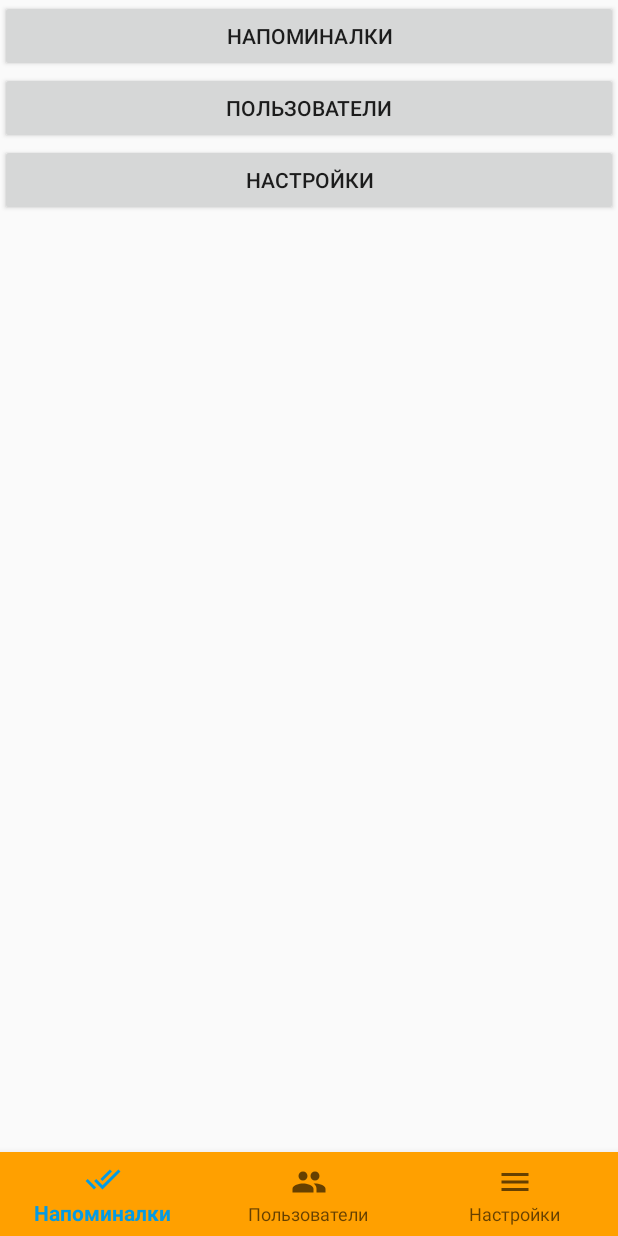
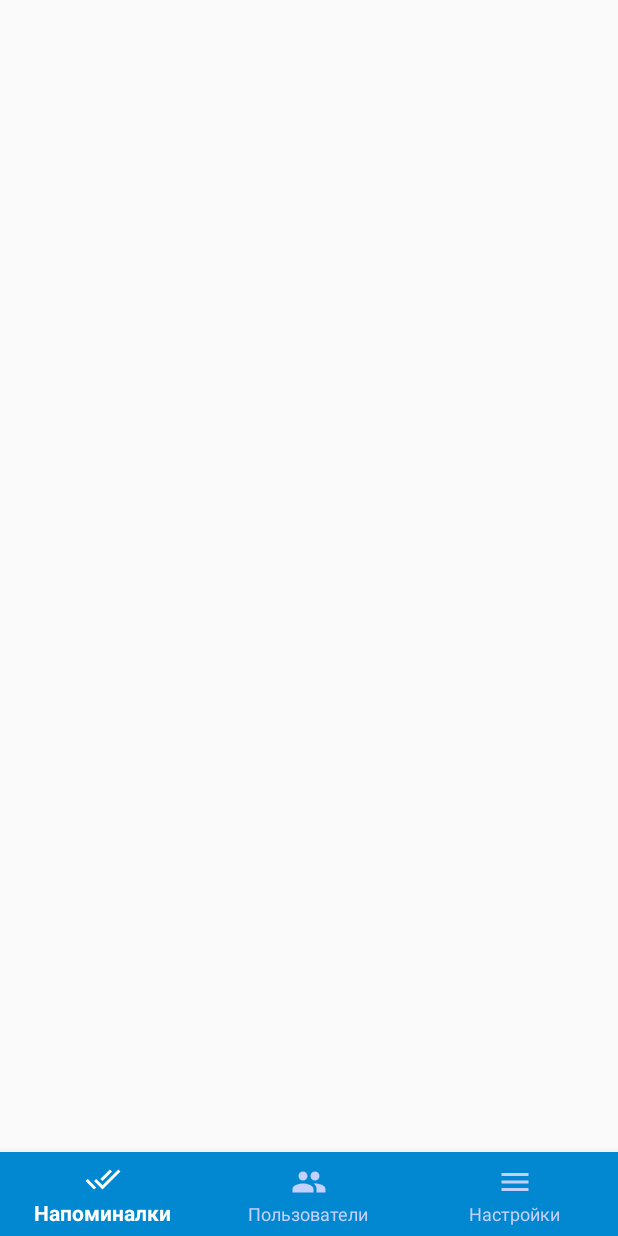
Before and after one commit to amavr/Femory.Test, an Android app: the screen it shows after launch once a user with an empty profile is signed in (MainActivity), on a phone screen of 412 x 824 dp. Run offline under Robolectric (Android 15) with nearby library versions, the phone set to English and light mode, and no system bars; our stand-ins replace Firebase (no records; nobody signed in at launch, a user with empty details on screens opened directly), navigation-ui.

Commit message:
Корректные цвета нижнего меню

```diff
--- a/app/src/main/java/com/amavr/femory/MainActivity.java
+++ b/app/src/main/java/com/amavr/femory/MainActivity.java
@@ -2,20 +2,15 @@ package com.amavr.femory;
 
 import androidx.annotation.NonNull;
 import androidx.appcompat.app.AppCompatActivity;
-import androidx.appcompat.widget.Toolbar;
 import androidx.navigation.NavController;
 import androidx.navigation.Navigation;
-import androidx.navigation.ui.AppBarConfiguration;
 import androidx.navigation.ui.NavigationUI;
 
 import android.content.Intent;
 import android.os.Bundle;
 import android.util.Log;
-import android.view.View;
 import android.widget.Button;
 
-import com.amavr.tools.XMem;
-import com.google.android.gms.auth.api.signin.GoogleSignInClient;
 import com.google.android.gms.tasks.OnCompleteListener;
 import com.google.android.gms.tasks.Task;
 import com.google.android.material.bottomnavigation.BottomNavigationView;
@@ -43,7 +38,7 @@ public class MainActivity extends AppCompatActivity {
             goToAuth();
         }
 
-        NavController navController = Navigation.findNavController(this, R.id.navFragment);
+        NavController navController = Navigation.findNavController(this, R.id.hostNavFragment);
         BottomNavigationView bottomNav = findViewById(R.id.bottomNav);
         NavigationUI.setupWithNavController(bottomNav, navController);
 
--- a/app/src/main/java/com/amavr/femory/NavFragment.java
+++ b/app/src/main/java/com/amavr/femory/NavFragment.java
@@ -69,26 +69,26 @@ public class NavFragment extends Fragment {
         View navView = inflater.inflate(R.layout.fragment_nav, container, false);
         nc = NavHostFragment.findNavController(this);
 
-        navView.findViewById(R.id.btnTasks).setOnClickListener(new View.OnClickListener() {
-            @Override
-            public void onClick(View v) {
-                nc.navigate(R.id.tasksFragment);
-            }
-        });
-
-        navView.findViewById(R.id.btnUsers).setOnClickListener(new View.OnClickListener() {
-            @Override
-            public void onClick(View v) {
-                nc.navigate(R.id.usersFragment);
-            }
-        });
-
-        navView.findViewById(R.id.btnOptions).setOnClickListener(new View.OnClickListener() {
-            @Override
-            public void onClick(View v) {
-                nc.navigate(R.id.optionsFragment);
-            }
-        });
+//        navView.findViewById(R.id.btnTasks).setOnClickListener(new View.OnClickListener() {
+//            @Override
+//            public void onClick(View v) {
+//                nc.navigate(R.id.tasksFragment);
+//            }
+//        });
+//
+//        navView.findViewById(R.id.btnUsers).setOnClickListener(new View.OnClickListener() {
+//            @Override
+//            public void onClick(View v) {
+//                nc.navigate(R.id.usersFragment);
+//            }
+//        });
+//
+//        navView.findViewById(R.id.btnOptions).setOnClickListener(new View.OnClickListener() {
+//            @Override
+//            public void onClick(View v) {
+//                nc.navigate(R.id.optionsFragment);
+//            }
+//        });
 
         return navView;
     }
--- /dev/null
+++ b/app/src/main/res/color/bnv_tab_item_foreground.xml
@@ -0,0 +1,5 @@
+<?xml version="1.0" encoding="utf-8"?>
+<selector xmlns:android="http://schemas.android.com/apk/res/android">
+    <item android:state_checked="true" android:color="@color/colorSelected" />
+    <item android:color="@color/colorNotSelected"/>
+</selector>
--- a/app/src/main/res/layout/activity_main.xml
+++ b/app/src/main/res/layout/activity_main.xml
@@ -19,7 +19,7 @@
 <!--        app:layout_constraintVertical_bias="0.023" />-->
 
     <fragment
-        android:id="@+id/navFragment"
+        android:id="@+id/hostNavFragment"
         android:name="androidx.navigation.fragment.NavHostFragment"
         android:layout_width="0dp"
         android:layout_height="wrap_content"
@@ -34,10 +34,12 @@
         android:layout_width="0dp"
         android:layout_height="wrap_content"
         android:animationCache="true"
-        android:background="@color/colorAccent"
+        android:background="@color/colorPrimaryDark"
         app:layout_constraintBottom_toBottomOf="parent"
         app:layout_constraintEnd_toEndOf="parent"
         app:layout_constraintStart_toStartOf="parent"
+        app:itemTextColor="@color/bnv_tab_item_foreground"
+        app:itemIconTint="@color/bnv_tab_item_foreground"
         app:menu="@menu/drawer_menu" />
 
     <!--    <com.google.android.material.bottomnavigation.BottomNavigationView-->
--- a/app/src/main/res/layout/fragment_nav.xml
+++ b/app/src/main/res/layout/fragment_nav.xml
@@ -6,22 +6,22 @@
     android:orientation="vertical"
     tools:context=".NavFragment">
 
-    <Button
-        android:id="@+id/btnTasks"
-        android:text="@string/tasks_name"
-        android:layout_width="match_parent"
-        android:layout_height="wrap_content" />
+<!--    <Button-->
+<!--        android:id="@+id/btnTasks"-->
+<!--        android:text="@string/tasks_name"-->
+<!--        android:layout_width="match_parent"-->
+<!--        android:layout_height="wrap_content" />-->
 
-    <Button
-        android:id="@+id/btnUsers"
-        android:text="@string/users_name"
-        android:layout_width="match_parent"
-        android:layout_height="wrap_content" />
+<!--    <Button-->
+<!--        android:id="@+id/btnUsers"-->
+<!--        android:text="@string/users_name"-->
+<!--        android:layout_width="match_parent"-->
+<!--        android:layout_height="wrap_content" />-->
 
-    <Button
-        android:id="@+id/btnOptions"
-        android:text="@string/options_name"
-        android:layout_width="match_parent"
-        android:layout_height="wrap_content" />
+<!--    <Button-->
+<!--        android:id="@+id/btnOptions"-->
+<!--        android:text="@string/options_name"-->
+<!--        android:layout_width="match_parent"-->
+<!--        android:layout_height="wrap_content" />-->
 
 </LinearLayout>
--- a/app/src/main/res/navigation/routes.xml
+++ b/app/src/main/res/navigation/routes.xml
@@ -3,10 +3,10 @@
     xmlns:app="http://schemas.android.com/apk/res-auto"
     xmlns:tools="http://schemas.android.com/tools"
     android:id="@+id/nav_graph"
-    app:startDestination="@id/navFragment">
+    app:startDestination="@id/hostNavFragment">
 
     <fragment
-        android:id="@+id/navFragment"
+        android:id="@+id/hostNavFragment"
         android:name="com.amavr.femory.NavFragment"
         android:label="Меню"
         tools:layout="@layout/fragment_nav" >
--- a/app/src/main/res/values/colors.xml
+++ b/app/src/main/res/values/colors.xml
@@ -3,4 +3,7 @@
     <color name="colorPrimary">#039BE5</color>
     <color name="colorPrimaryDark">#0288D1</color>
     <color name="colorAccent">#FFA000</color>
+    <color name="ic_launcher_background">#FFFFFF</color>
+    <color name="colorNotSelected">#C4D0FF</color>
+    <color name="colorSelected">#FFFFFF</color>
 </resources>
--- a/app/src/main/res/values/ic_launcher_background.xml
+++ /dev/null
@@ -1,4 +0,0 @@
-<?xml version="1.0" encoding="utf-8"?>
-<resources>
-    <color name="ic_launcher_background">#FFFFFF</color>
-</resources>
--- a/app/src/main/res/values/styles.xml
+++ b/app/src/main/res/values/styles.xml
@@ -12,6 +12,12 @@
         <item name="colorPrimary">@color/colorPrimary</item>
         <item name="colorPrimaryDark">@color/colorPrimaryDark</item>
         <item name="colorAccent">@color/colorAccent</item>
+        <item name="android:actionMenuTextColor">@android:color/white</item>
+        <item name="android:colorActivatedHighlight">@android:color/white</item>
+        <item name="android:colorControlActivated">@android:color/white</item>
+        <item name="android:colorFocusedHighlight">@android:color/white</item>
+        <item name="android:navigationBarColor">@android:color/white</item>
+        <item name="android:textColorPrimary">@android:color/white</item>
     </style>
 
 </resources>
```
